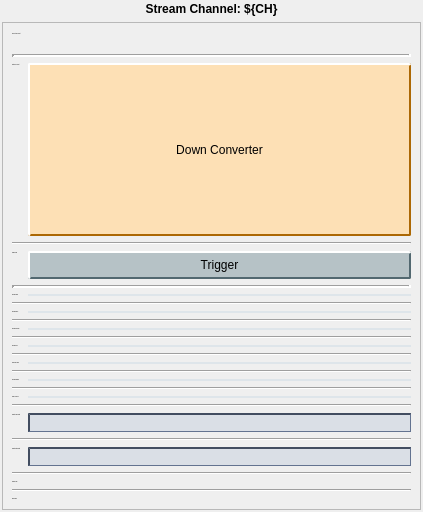
First picture: the form in individuals/down_converter_ch_stream.ui, repository cristinasewell/ATCA_PyDM_Screens, before the edit.
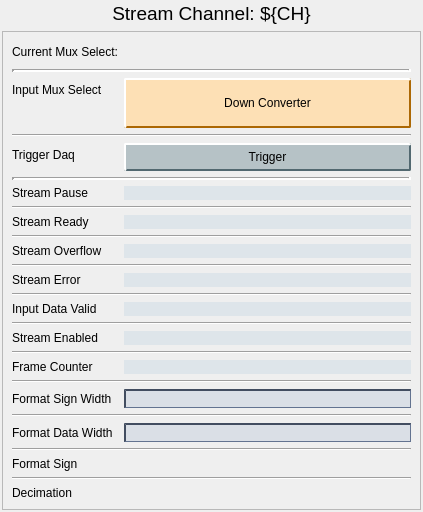
Second picture: the form after the edit. Custom widgets are drawn as their Qt base class.

Commit message: FIX: take font-size out of the stylesheets

Patch:
```diff
--- a/individuals/down_converter_ch_stream.ui
+++ b/individuals/down_converter_ch_stream.ui
@@ -78,11 +78,13 @@
        <verstretch>0</verstretch>
       </sizepolicy>
      </property>
+     <property name="font">
+      <font>
+       <pointsize>14</pointsize>
+      </font>
+     </property>
      <property name="styleSheet">
-      <string notr="true">QLabel{
-  font-size: 12px;
-  font: bold;
-}</string>
+      <string notr="true"/>
      </property>
      <property name="text">
       <string>Stream Channel: ${CH}</string>
@@ -103,7 +105,7 @@
         <x>0</x>
         <y>0</y>
         <width>417</width>
-        <height>487</height>
+        <height>484</height>
        </rect>
       </property>
       <layout class="QVBoxLayout" name="verticalLayout_2">
@@ -115,9 +117,7 @@
          <item row="0" column="0">
           <widget class="QLabel" name="label_15">
            <property name="font">
-            <font>
-             <pointsize>-1</pointsize>
-            </font>
+            <font/>
            </property>
            <property name="styleSheet">
             <string notr="true"/>
@@ -140,9 +140,7 @@
          <item row="2" column="0">
           <widget class="QLabel" name="label_14">
            <property name="font">
-            <font>
-             <pointsize>-1</pointsize>
-            </font>
+            <font/>
            </property>
            <property name="styleSheet">
             <string notr="true"/>
@@ -222,9 +220,7 @@
          <item row="4" column="0">
           <widget class="QLabel" name="label_13">
            <property name="font">
-            <font>
-             <pointsize>-1</pointsize>
-            </font>
+            <font/>
            </property>
            <property name="styleSheet">
             <string notr="true"/>
@@ -278,9 +274,7 @@
          <item row="6" column="0">
           <widget class="QLabel" name="label_3">
            <property name="font">
-            <font>
-             <pointsize>-1</pointsize>
-            </font>
+            <font/>
            </property>
            <property name="styleSheet">
             <string notr="true"/>
@@ -293,9 +287,7 @@
          <item row="6" column="1">
           <widget class="PyDMLabel" name="PyDMLabel">
            <property name="font">
-            <font>
-             <pointsize>-1</pointsize>
-            </font>
+            <font/>
            </property>
            <property name="toolTip">
             <string/>
@@ -329,9 +321,7 @@
          <item row="8" column="0">
           <widget class="QLabel" name="label_4">
            <property name="font">
-            <font>
-             <pointsize>-1</pointsize>
-            </font>
+            <font/>
            </property>
            <property name="styleSheet">
             <string notr="true"/>
@@ -344,9 +334,7 @@
          <item row="8" column="1">
           <widget class="PyDMLabel" name="PyDMLabel_2">
            <property name="font">
-            <font>
-             <pointsize>-1</pointsize>
-            </font>
+            <font/>
            </property>
            <property name="toolTip">
             <string/>
@@ -374,9 +362,7 @@
          <item row="10" column="0">
           <widget class="QLabel" name="label_2">
            <property name="font">
-            <font>
-             <pointsize>-1</pointsize>
-            </font>
+            <font/>
            </property>
            <property name="styleSheet">
             <string notr="true"/>
@@ -389,9 +375,7 @@
          <item row="10" column="1">
           <widget class="PyDMLabel" name="PyDMLabel_3">
            <property name="font">
-            <font>
-             <pointsize>-1</pointsize>
-            </font>
+            <font/>
            </property>
            <property name="toolTip">
             <string/>
@@ -419,9 +403,7 @@
          <item row="12" column="0">
           <widget class="QLabel" name="label_5">
            <property name="font">
-            <font>
-             <pointsize>-1</pointsize>
-            </font>
+            <font/>
            </property>
            <property name="styleSheet">
             <string notr="true"/>
@@ -434,9 +416,7 @@
          <item row="12" column="1">
           <widget class="PyDMLabel" name="PyDMLabel_4">
            <property name="font">
-            <font>
-             <pointsize>-1</pointsize>
-            </font>
+            <font/>
            </property>
            <property name="toolTip">
             <string/>
@@ -464,9 +444,7 @@
          <item row="14" column="0">
           <widget class="QLabel" name="label_6">
            <property name="font">
-            <font>
-             <pointsize>-1</pointsize>
-            </font>
+            <font/>
            </property>
            <property name="styleSheet">
             <string notr="true"/>
@@ -479,9 +457,7 @@
          <item row="14" column="1">
           <widget class="PyDMLabel" name="PyDMLabel_5">
            <property name="font">
-            <font>
-             <pointsize>-1</pointsize>
-            </font>
+            <font/>
            </property>
            <property name="toolTip">
             <string/>
@@ -509,9 +485,7 @@
          <item row="16" column="0">
           <widget class="QLabel" name="label_7">
            <property name="font">
-            <font>
-             <pointsize>-1</pointsize>
-            </font>
+            <font/>
            </property>
            <property name="styleSheet">
             <string notr="true"/>
@@ -524,9 +498,7 @@
          <item row="16" column="1">
           <widget class="PyDMLabel" name="PyDMLabel_6">
            <property name="font">
-            <font>
-             <pointsize>-1</pointsize>
-            </font>
+            <font/>
            </property>
            <property name="toolTip">
             <string/>
@@ -554,9 +526,7 @@
          <item row="18" column="0">
           <widget class="QLabel" name="label_8">
            <property name="font">
-            <font>
-             <pointsize>-1</pointsize>
-            </font>
+            <font/>
            </property>
            <property name="styleSheet">
             <string notr="true"/>
@@ -569,9 +539,7 @@
          <item row="18" column="1">
           <widget class="PyDMLabel" name="PyDMLabel_7">
            <property name="font">
-            <font>
-             <pointsize>-1</pointsize>
-            </font>
+            <font/>
            </property>
            <property name="toolTip">
             <string/>
@@ -599,9 +567,7 @@
          <item row="20" column="0">
           <widget class="QLabel" name="label_9">
            <property name="font">
-            <font>
-             <pointsize>-1</pointsize>
-            </font>
+            <font/>
            </property>
            <property name="styleSheet">
             <string notr="true"/>
@@ -640,9 +606,7 @@
          <item row="22" column="0">
           <widget class="QLabel" name="label_10">
            <property name="font">
-            <font>
-             <pointsize>-1</pointsize>
-            </font>
+            <font/>
            </property>
            <property name="styleSheet">
             <string notr="true"/>
@@ -681,9 +645,7 @@
          <item row="24" column="0">
           <widget class="QLabel" name="label_11">
            <property name="font">
-            <font>
-             <pointsize>-1</pointsize>
-            </font>
+            <font/>
            </property>
            <property name="styleSheet">
             <string notr="true"/>
@@ -743,9 +705,7 @@
          <item row="26" column="0">
           <widget class="QLabel" name="label_12">
            <property name="font">
-            <font>
-             <pointsize>-1</pointsize>
-            </font>
+            <font/>
            </property>
            <property name="styleSheet">
             <string notr="true"/>
@@ -797,15 +757,21 @@
          </item>
          <item row="0" column="1">
           <widget class="PyDMLabel" name="PyDMLabel_8">
+           <property name="font">
+            <font>
+             <pointsize>14</pointsize>
+             <weight>75</weight>
+             <italic>false</italic>
+             <bold>true</bold>
+            </font>
+           </property>
            <property name="toolTip">
             <string/>
            </property>
            <property name="styleSheet">
             <string notr="true">QLabel{
 color:#7A2D59;
-font: bold;
-font: 14px;
-}</string>
+font: bold;}</string>
            </property>
            <property name="text">
             <string/>
```
The commit also changes 8 other files.
